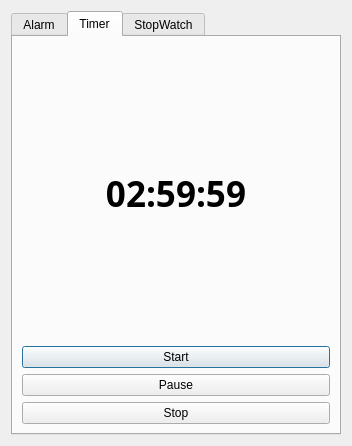
The window that dialog.ui (zahra-zarrabi/Alarm_Clock) describes before a commit, drawn with Qt 5.
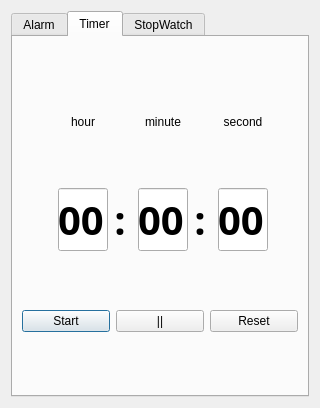
The same window after the commit. The open tabs and pages were chosen to show the change.

Patch:
```diff
--- a/dialog.ui
+++ b/dialog.ui
@@ -6,8 +6,8 @@
    <rect>
     <x>0</x>
     <y>0</y>
-    <width>352</width>
-    <height>446</height>
+    <width>308</width>
+    <height>408</height>
    </rect>
   </property>
   <property name="windowTitle">
@@ -61,43 +61,188 @@
       <attribute name="title">
        <string>Timer</string>
       </attribute>
-      <layout class="QVBoxLayout" name="verticalLayout_3">
-       <item>
-        <widget class="QLabel" name="lbl_timer">
+      <layout class="QGridLayout" name="gridLayout_4">
+       <item row="3" column="0" colspan="18">
+        <layout class="QHBoxLayout" name="horizontalLayout">
+         <item>
+          <widget class="QPushButton" name="btn_timer_start">
+           <property name="text">
+            <string>Start</string>
+           </property>
+          </widget>
+         </item>
+         <item>
+          <widget class="QPushButton" name="btn_timer_pause">
+           <property name="text">
+            <string>||</string>
+           </property>
+          </widget>
+         </item>
+         <item>
+          <widget class="QPushButton" name="btn_timer_stop">
+           <property name="text">
+            <string>Reset</string>
+           </property>
+          </widget>
+         </item>
+        </layout>
+       </item>
+       <item row="1" column="12">
+        <widget class="QLineEdit" name="le_timer_second">
+         <property name="maximumSize">
+          <size>
+           <width>50</width>
+           <height>16777215</height>
+          </size>
+         </property>
          <property name="font">
           <font>
            <family>Seven Segment</family>
-           <pointsize>26</pointsize>
+           <pointsize>30</pointsize>
            <weight>75</weight>
            <bold>true</bold>
           </font>
          </property>
          <property name="text">
-          <string>02:59:59</string>
+          <string>00</string>
          </property>
          <property name="alignment">
           <set>Qt::AlignCenter</set>
          </property>
         </widget>
        </item>
-       <item>
-        <widget class="QPushButton" name="btn_timer_start">
+       <item row="1" column="10">
+        <widget class="QLabel" name="label_3">
+         <property name="maximumSize">
+          <size>
+           <width>50</width>
+           <height>16777215</height>
+          </size>
+         </property>
+         <property name="font">
+          <font>
+           <family>Seven Segment</family>
+           <pointsize>30</pointsize>
+           <weight>75</weight>
+           <bold>true</bold>
+          </font>
+         </property>
          <property name="text">
-          <string>Start</string>
+          <string>:</string>
          </property>
+         <property name="alignment">
+          <set>Qt::AlignCenter</set>
+         </property>
         </widget>
        </item>
-       <item>
-        <widget class="QPushButton" name="btn_timer_pause">
+       <item row="1" column="9">
+        <widget class="QLineEdit" name="le_timer_minute">
+         <property name="maximumSize">
+          <size>
+           <width>50</width>
+           <height>16777215</height>
+          </size>
+         </property>
+         <property name="font">
+          <font>
+           <family>Seven Segment</family>
+           <pointsize>30</pointsize>
+           <weight>75</weight>
+           <bold>true</bold>
+          </font>
+         </property>
          <property name="text">
-          <string>Pause</string>
+          <string>00</string>
          </property>
         </widget>
        </item>
-       <item>
-        <widget class="QPushButton" name="btn_timer_stop">
+       <item row="0" column="11" colspan="3">
+        <widget class="QLabel" name="label_6">
          <property name="text">
-          <string>Stop</string>
+          <string>second</string>
+         </property>
+         <property name="alignment">
+          <set>Qt::AlignBottom|Qt::AlignHCenter</set>
+         </property>
+        </widget>
+       </item>
+       <item row="1" column="7">
+        <widget class="QLabel" name="label_2">
+         <property name="maximumSize">
+          <size>
+           <width>20</width>
+           <height>16777215</height>
+          </size>
+         </property>
+         <property name="font">
+          <font>
+           <family>Seven Segment</family>
+           <pointsize>30</pointsize>
+           <weight>75</weight>
+           <bold>true</bold>
+          </font>
+         </property>
+         <property name="text">
+          <string>:</string>
+         </property>
+         <property name="alignment">
+          <set>Qt::AlignCenter</set>
+         </property>
+        </widget>
+       </item>
+       <item row="0" column="9">
+        <widget class="QLabel" name="label_5">
+         <property name="text">
+          <string>minute</string>
+         </property>
+         <property name="alignment">
+          <set>Qt::AlignBottom|Qt::AlignHCenter</set>
+         </property>
+        </widget>
+       </item>
+       <item row="0" column="6">
+        <widget class="QLabel" name="label_4">
+         <property name="maximumSize">
+          <size>
+           <width>50</width>
+           <height>30</height>
+          </size>
+         </property>
+         <property name="text">
+          <string>hour</string>
+         </property>
+         <property name="alignment">
+          <set>Qt::AlignBottom|Qt::AlignHCenter</set>
+         </property>
+        </widget>
+       </item>
+       <item row="1" column="6">
+        <widget class="QLineEdit" name="le_timer_hour">
+         <property name="sizePolicy">
+          <sizepolicy hsizetype="Expanding" vsizetype="Fixed">
+           <horstretch>0</horstretch>
+           <verstretch>0</verstretch>
+          </sizepolicy>
+         </property>
+         <property name="maximumSize">
+          <size>
+           <width>50</width>
+           <height>16777215</height>
+          </size>
+         </property>
+         <property name="font">
+          <font>
+           <family>Seven Segment</family>
+           <pointsize>30</pointsize>
+           <weight>75</weight>
+           <bold>true</bold>
+          </font>
+         </property>
+         <property name="text">
+          <string>00</string>
+         </property>
+         <property name="alignment">
+          <set>Qt::AlignCenter</set>
          </property>
         </widget>
        </item>
```
Left out of the diff: 49 changed lines with no effect on the pictures.
